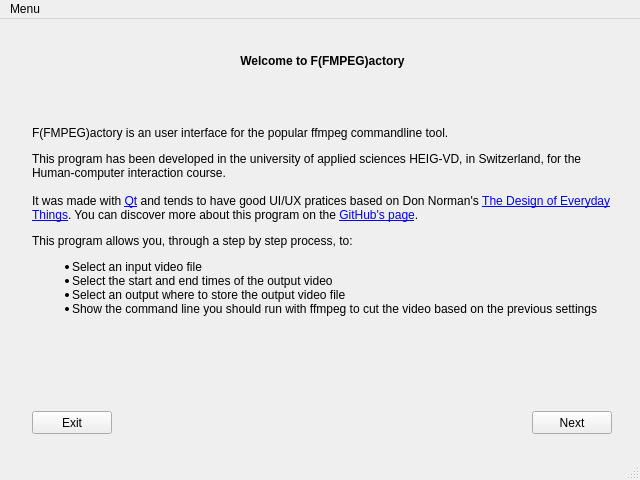
heig-vd-ihm2017/ffmpeg-ui, file ffmpeg-ui/mainwindow.ui: the form before one commit.
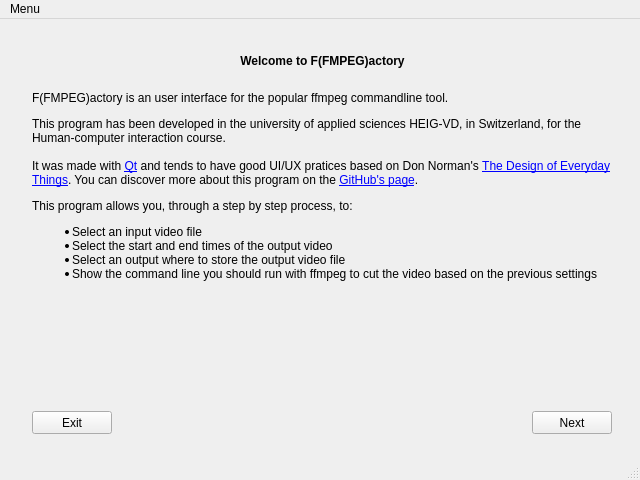
The form after the commit.

Commit message: Created the input and output selection windows

The edit to the form file:
```diff
--- a/ffmpeg-ui/mainwindow.ui
+++ b/ffmpeg-ui/mainwindow.ui
@@ -79,14 +79,17 @@
            <property name="geometry">
             <rect>
              <x>10</x>
-             <y>30</y>
+             <y>50</y>
              <width>581</width>
-             <height>301</height>
+             <height>311</height>
             </rect>
            </property>
            <property name="text">
             <string>&lt;html&gt;&lt;head/&gt;&lt;body&gt;&lt;p&gt;F(FMPEG)actory is an user interface for the popular ffmpeg commandline tool.&lt;/p&gt;&lt;p&gt;This program has been developed in the university of applied sciences HEIG-VD, in Switzerland, for the Human-computer interaction course.&lt;br/&gt;&lt;br/&gt;It was made with &lt;a href=&quot;https://www.qt.io/&quot;&gt;&lt;span style=&quot; text-decoration: underline; color:#0000ff;&quot;&gt;Qt&lt;/span&gt;&lt;/a&gt; and tends to have good UI/UX pratices based on Don Norman's &lt;a href=&quot;https://en.wikipedia.org/wiki/The_Design_of_Everyday_Things&quot;&gt;&lt;span style=&quot; text-decoration: underline; color:#0000ff;&quot;&gt;The Design of Everyday Things&lt;/span&gt;&lt;/a&gt;. You can discover more about this program on the &lt;a href=&quot;https://github.com/heig-vd-ihm2017/ffmpeg-ui&quot;&gt;&lt;span style=&quot; text-decoration: underline; color:#0000ff;&quot;&gt;GitHub's page&lt;/span&gt;&lt;/a&gt;.&lt;/p&gt;&lt;p&gt;This program allows you, through a step by step process, to:&lt;/p&gt;&lt;ul style=&quot;margin-top: 0px; margin-bottom: 0px; margin-left: 0px; margin-right: 0px; -qt-list-indent: 1;&quot;&gt;&lt;li style=&quot; margin-top:0px; margin-bottom:0px; margin-left:0px; margin-right:0px; -qt-block-indent:0; text-indent:0px;&quot;&gt;Select an input video file&lt;/li&gt;&lt;li style=&quot; margin-top:0px; margin-bottom:0px; margin-left:0px; margin-right:0px; -qt-block-indent:0; text-indent:0px;&quot;&gt;Select the start and end times of the output video&lt;/li&gt;&lt;li style=&quot; margin-top:0px; margin-bottom:0px; margin-left:0px; margin-right:0px; -qt-block-indent:0; text-indent:0px;&quot;&gt;Select an output where to store the output video file&lt;/li&gt;&lt;li style=&quot; margin-top:0px; margin-bottom:12px; margin-left:0px; margin-right:0px; -qt-block-indent:0; text-indent:0px;&quot;&gt;Show the command line you should run with ffmpeg to cut the video based on the previous settings&lt;/li&gt;&lt;/ul&gt;&lt;/body&gt;&lt;/html&gt;</string>
            </property>
+           <property name="alignment">
+            <set>Qt::AlignLeading|Qt::AlignLeft|Qt::AlignTop</set>
+           </property>
            <property name="wordWrap">
             <bool>true</bool>
            </property>
```
The commit also changes 2 other files.
